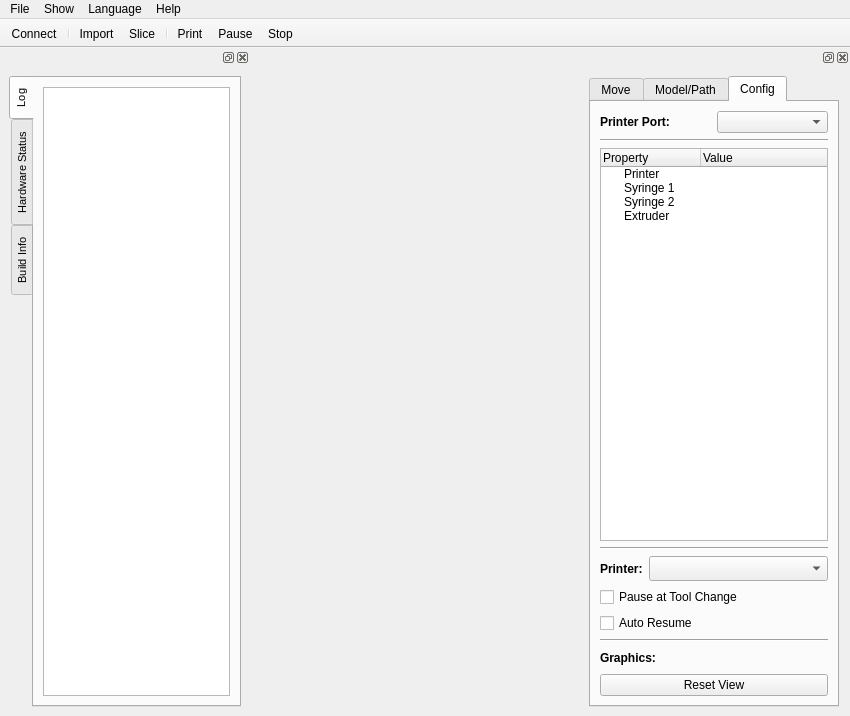
Above: ui/fabqtDialog.ui from GVallicrosa/FabQtV2 before the change. Below: the same form after it.
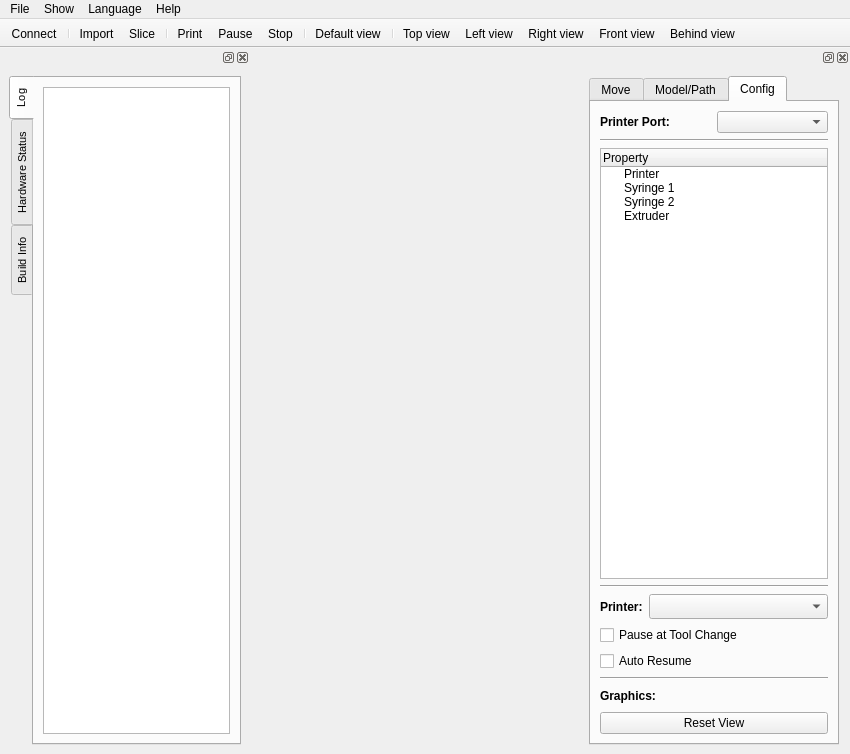
That is the form after the change. The open tabs and pages were chosen to show the change. Icons and pictures are not drawn. Custom widgets are drawn as their Qt base class.

Commit message: all code revised added buttons for ortographic view added material list under model tree - advanced path fails with skeinforge at last version

The edit to the form file:
```diff
--- a/ui/fabqtDialog.ui
+++ b/ui/fabqtDialog.ui
@@ -7,11 +7,11 @@
     <x>0</x>
     <y>0</y>
     <width>850</width>
-    <height>716</height>
+    <height>754</height>
    </rect>
   </property>
   <property name="sizePolicy">
-   <sizepolicy hsizetype="Preferred" vsizetype="Preferred">
+   <sizepolicy hsizetype="MinimumExpanding" vsizetype="MinimumExpanding">
     <horstretch>0</horstretch>
     <verstretch>0</verstretch>
    </sizepolicy>
@@ -1635,16 +1635,14 @@
            <property name="headerHidden">
             <bool>false</bool>
            </property>
+           <property name="columnCount">
+            <number>1</number>
+           </property>
            <column>
             <property name="text">
              <string>Property</string>
             </property>
            </column>
-           <column>
-            <property name="text">
-             <string>Value</string>
-            </property>
-           </column>
            <item>
             <property name="text">
              <string>Printer</string>
@@ -1654,9 +1652,6 @@
             <property name="text">
              <string>Syringe 1</string>
             </property>
-            <property name="text">
-             <string/>
-            </property>
            </item>
            <item>
             <property name="text">
@@ -1940,6 +1935,14 @@
    <addaction name="actionPrint"/>
    <addaction name="actionPause"/>
    <addaction name="actionStop"/>
+   <addaction name="separator"/>
+   <addaction name="actionDefault_view"/>
+   <addaction name="separator"/>
+   <addaction name="actionTop_view"/>
+   <addaction name="actionLeft_view"/>
+   <addaction name="actionRight_view"/>
+   <addaction name="actionFront_view"/>
+   <addaction name="actionBehind_view"/>
   </widget>
   <action name="actionNew">
    <property name="text">
@@ -2140,6 +2143,60 @@
     <string>Portuguese (Brazil)</string>
    </property>
   </action>
+  <action name="actionLeft_view">
+   <property name="icon">
+    <iconset resource="resources.qrc">
+     <normaloff>:/viewLeft.png</normaloff>:/viewLeft.png</iconset>
+   </property>
+   <property name="text">
+    <string>Left view</string>
+   </property>
+  </action>
+  <action name="actionRight_view">
+   <property name="icon">
+    <iconset resource="resources.qrc">
+     <normaloff>:/viewRight.png</normaloff>:/viewRight.png</iconset>
+   </property>
+   <property name="text">
+    <string>Right view</string>
+   </property>
+  </action>
+  <action name="actionFront_view">
+   <property name="icon">
+    <iconset resource="resources.qrc">
+     <normaloff>:/viewFront.png</normaloff>:/viewFront.png</iconset>
+   </property>
+   <property name="text">
+    <string>Front view</string>
+   </property>
+  </action>
+  <action name="actionBehind_view">
+   <property name="icon">
+    <iconset resource="resources.qrc">
+     <normaloff>:/viewBehind.png</normaloff>:/viewBehind.png</iconset>
+   </property>
+   <property name="text">
+    <string>Behind view</string>
+   </property>
+  </action>
+  <action name="actionTop_view">
+   <property name="icon">
+    <iconset resource="resources.qrc">
+     <normaloff>:/viewTop.png</normaloff>:/viewTop.png</iconset>
+   </property>
+   <property name="text">
+    <string>Top view</string>
+   </property>
+  </action>
+  <action name="actionDefault_view">
+   <property name="icon">
+    <iconset resource="resources.qrc">
+     <normaloff>:/viewOriginal.png</normaloff>:/viewOriginal.png</iconset>
+   </property>
+   <property name="text">
+    <string>Default view</string>
+   </property>
+  </action>
  </widget>
  <customwidgets>
   <customwidget>
```
Left out of the diff: 5 changed lines with no effect on the pictures. The commit also changes 21 other files.
